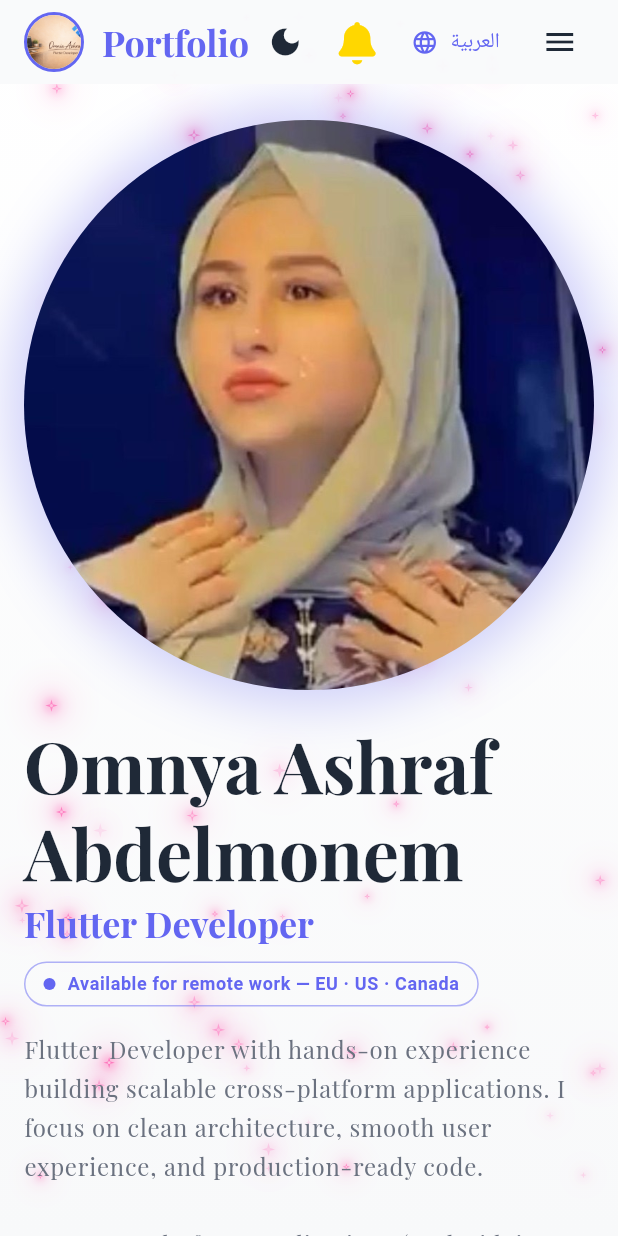
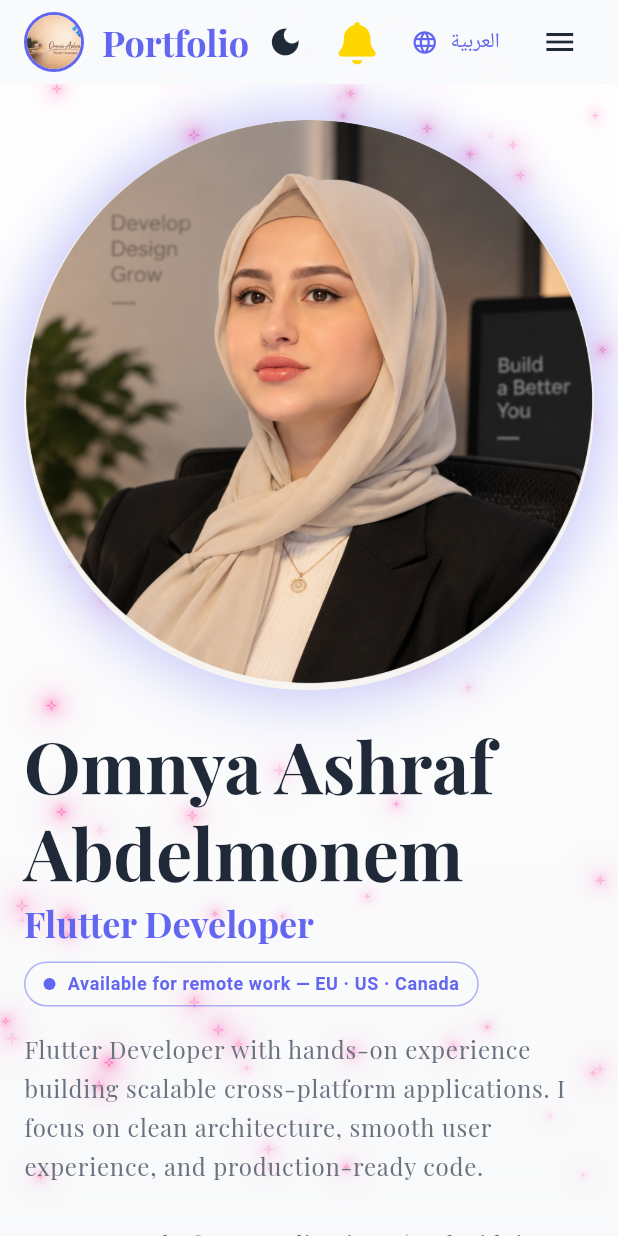
Before and after one commit to omniaashraf8088/OmniaAshraf-Portofrioo, a Flutter app: the screen it shows after launch, after a tap on the "light mode" icon, on a phone screen of 412 x 824 dp. Run offline on Flutter 3.47's test engine with Material 3 defaults, Android fonts, the phone set to English and light mode, and no system bars; our stand-ins replace flutter_screenutil, font_awesome_flutter, shared_preferences; network calls fail; project files that could hold a hidden picture were left out.

Commit message:
✨ Update profile photo, fix font_awesome v11 compatibility, clean README & improve portfolio links
- Replace profile1.jpg with new professional photo
- Upgrade font_awesome_flutter ^10.6.0 → ^11.0.0 (fix IconData final class error)
- Fix FaIconData type in about_section.dart for v11 compatibility
- Rewrite README.md: remove null bytes/garbled chars, add Deploy section, dependency table, live demo & connect links
- Fix pubspec.yaml: remove trailing whitespace before flutter_intl
- Fix portfolio URL placeholder → real GitHub Pages URL
- Fix blog post medium URLs to full article links

```diff
--- a/lib/data/portfolio_data.dart
+++ b/lib/data/portfolio_data.dart
@@ -31,7 +31,7 @@ class PortfolioData {
   static const String whatsappUrl = "https://wa.me/message/KBKG2WZ5ZQNRO1";
   static const String instagramUrl = "https://www.instagram.com/omnia_flutter/";
   static const String portfolioUrl =
-      "https://yourportfolio.com"; // Will be updated after deployment
+      "https://omniaashraf8088.github.io/OmniaAshraf-Portofrioo/";
 
   // Skills
   static List<SkillModel> get skills => [
@@ -269,7 +269,7 @@ class PortfolioData {
           date: DateTime(2024, 9, 20),
           readTime: "10 min read",
           readTimeAr: "10 دقائق قراءة",
-          url: "https://medium.com/@omnia52481019",
+          url: "https://medium.com/@omnia52481019/state-management-in-flutter-20ee04cf950d",
         ),
         BlogPostModel(
           id: 4,
@@ -282,7 +282,7 @@ class PortfolioData {
           date: DateTime(2024, 8, 10),
           readTime: "12 min read",
           readTimeAr: "12 دقيقة قراءة",
-          url: "https://medium.com/@omnia52481019",
+          url: "https://medium.com/@omnia52481019/flutter-animations-masterclass-from-basics-to-complex-sequences-f53375d33867",
         ),
       ];
 }
--- a/lib/features/presentation/widgets/about_section.dart
+++ b/lib/features/presentation/widgets/about_section.dart
@@ -139,7 +139,7 @@ class AboutSection extends StatelessWidget {
     );
   }
 
-  Widget _buildContactInfo(BuildContext context, IconData icon, String text) {
+  Widget _buildContactInfo(BuildContext context, FaIconData icon, String text) {
     return Row(
       mainAxisSize: MainAxisSize.min,
       children: [
--- a/pubspec.yaml
+++ b/pubspec.yaml
@@ -14,7 +14,7 @@ dependencies:
   provider: ^6.1.1
 
   # Icons
-  font_awesome_flutter: ^10.6.0
+  font_awesome_flutter: ^11.0.0
 
   # URL Launcher (for opening links)
   url_launcher: ^6.2.2
@@ -62,6 +62,5 @@ flutter:
         - asset: assets/fonts/Playfair_Display/static/PlayfairDisplay-Italic.ttf
           style: italic
 
-
 flutter_intl:
   enabled: true
```
Also changed, not shown: assets/images/profile1.jpg, pubspec.lock, 1 other file.
